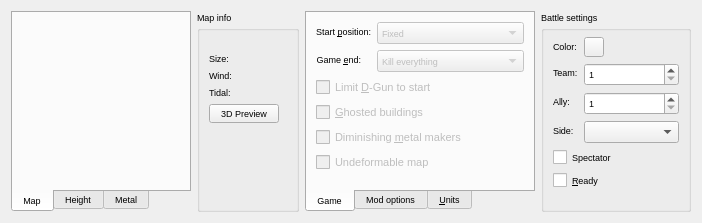
tizbac/qtlobby, file ui/battleWidget.ui: the form before one commit.
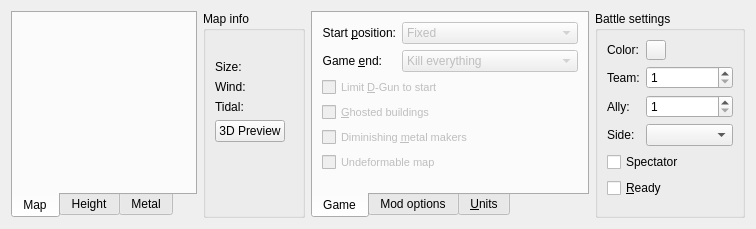
The form after the commit. Custom widgets are drawn as their Qt base class.

The edit to the form file:
```diff
--- a/ui/battleWidget.ui
+++ b/ui/battleWidget.ui
@@ -6,8 +6,8 @@
    <rect>
     <x>0</x>
     <y>0</y>
-    <width>702</width>
-    <height>213</height>
+    <width>756</width>
+    <height>229</height>
    </rect>
   </property>
   <property name="maximumSize">
@@ -16,11 +16,6 @@
     <height>16777215</height>
    </size>
   </property>
-  <property name="font">
-   <font>
-    <pointsize>7</pointsize>
-   </font>
-  </property>
   <property name="windowTitle">
    <string>Form</string>
   </property>
```
